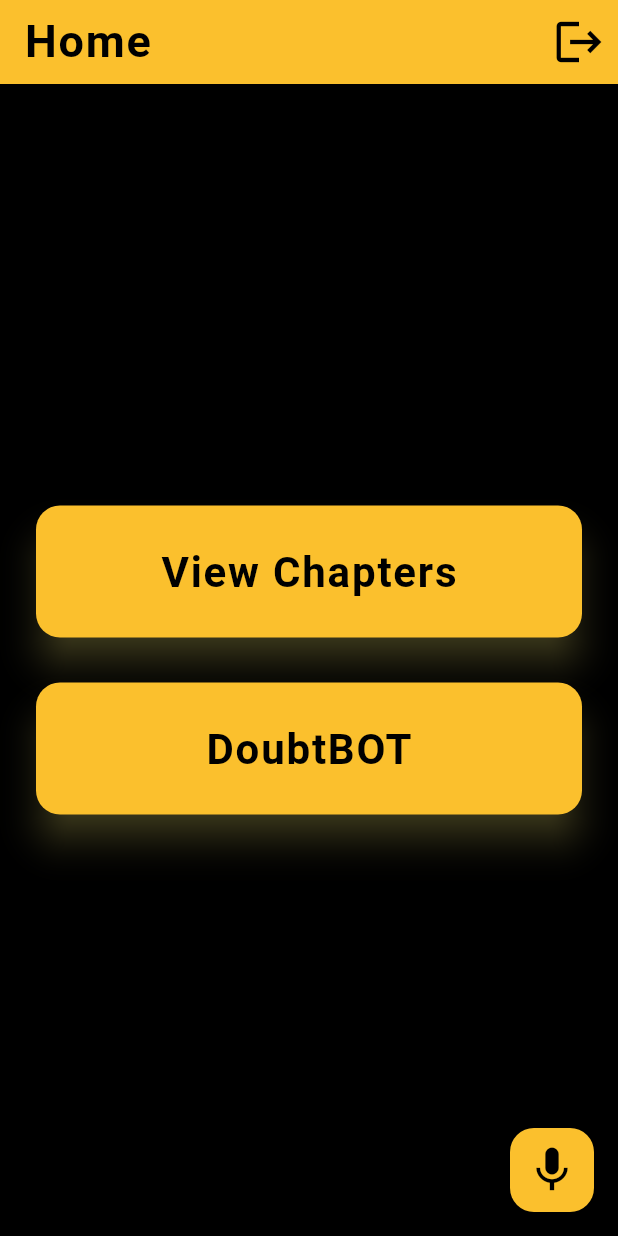
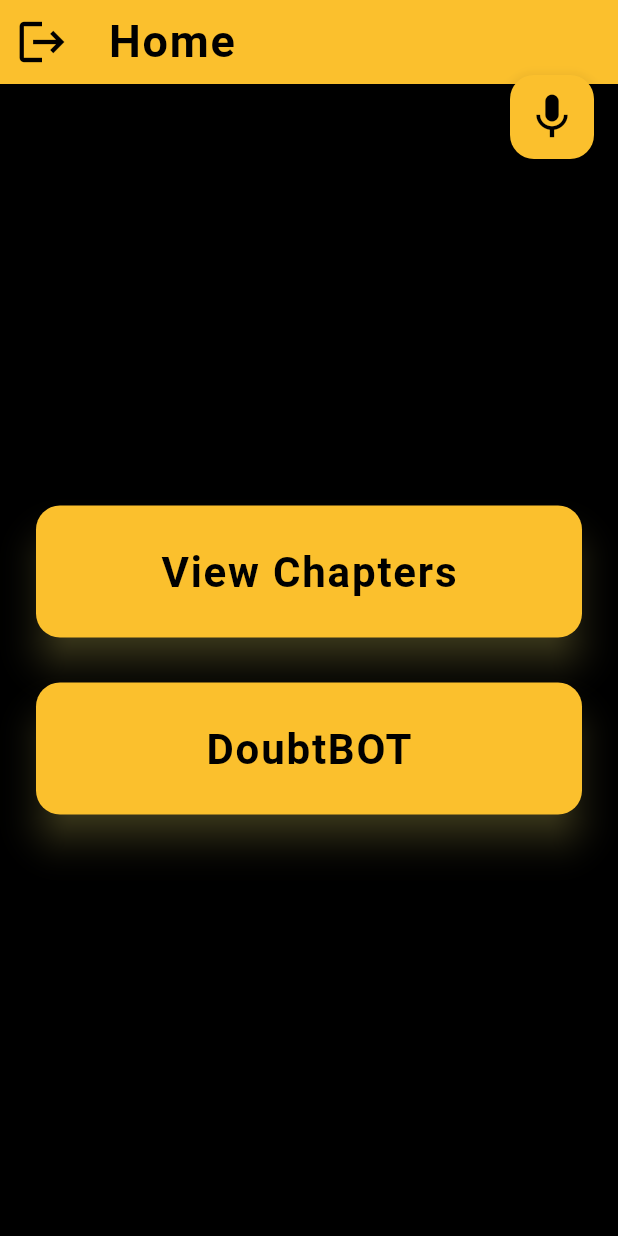
Before and after one commit to PakshalS/Tutoring_app_for_blind, a Flutter app: the screen it shows once a user with an empty profile is signed in, on a phone screen of 412 x 824 dp. Run offline on Flutter 3.47's test engine with Material 3 defaults, Android fonts, the phone set to English and light mode, and no system bars; our stand-ins replace cloud_firestore, firebase_auth, firebase_core, flutter_tts, speech_to_text; accounts and stored records are empty.

Commit message:
Button Positions

```diff
--- a/frontend/lib/screens/home_page.dart
+++ b/frontend/lib/screens/home_page.dart
@@ -113,8 +113,7 @@ class HomePage extends StatelessWidget {
               letterSpacing: 1.2, // Premium typography
             ),
           ),
-          actions: [
-            IconButton(
+          leading: IconButton(
             icon: const Icon(
               Icons.logout,
               size: 36, // Larger icon for accessibility
@@ -128,8 +127,7 @@ class HomePage extends StatelessWidget {
                 (Route<dynamic> route) => false,
               );
             },
-            )
-          ],
+          ),
         ),
       ),
     );
--- a/frontend/lib/widgets/voice_wrapper.dart
+++ b/frontend/lib/widgets/voice_wrapper.dart
@@ -110,32 +110,37 @@ class _VoiceWrapperState extends State<VoiceWrapper> {
   }
 
   TTSService get _ttsService => TTSService();
-
   @override
   Widget build(BuildContext context) {
-    return Scaffold(
-      body: GestureDetector(
+    return Stack(
+      children: [
+        GestureDetector(
           onTap: _handleTap,
           behavior: HitTestBehavior.translucent, // Catch all taps
           child: widget.child,
         ),
-      floatingActionButton: Semantics(
+        Positioned(
+          top: 50,
+          right: 16, // 👈 Position it to bottom left
+          child: Semantics(
             label: 'Start voice input',
             hint: 'Tap to begin voice command input',
             child: FloatingActionButton(
               onPressed: _startListening,
-          backgroundColor: Colors.yellow[700], // Bright yellow for contrast
-          elevation: 8, // Shadow for premium feel
+              backgroundColor: Colors.yellow[700],
+              elevation: 8,
               shape: RoundedRectangleBorder(
-            borderRadius: BorderRadius.circular(16), // Rounded edges
+                borderRadius: BorderRadius.circular(16),
               ),
-          child: Icon(
+              child: const Icon(
                 Icons.mic,
-            size: 36, // Larger icon for accessibility
-            color: Colors.black, // High contrast
+                size: 36,
+                color: Colors.black,
               ),
             ),
           ),
+        ),
+      ],
     );
   }
 }
```
Lines whose indentation alone changed are shown as unchanged.
